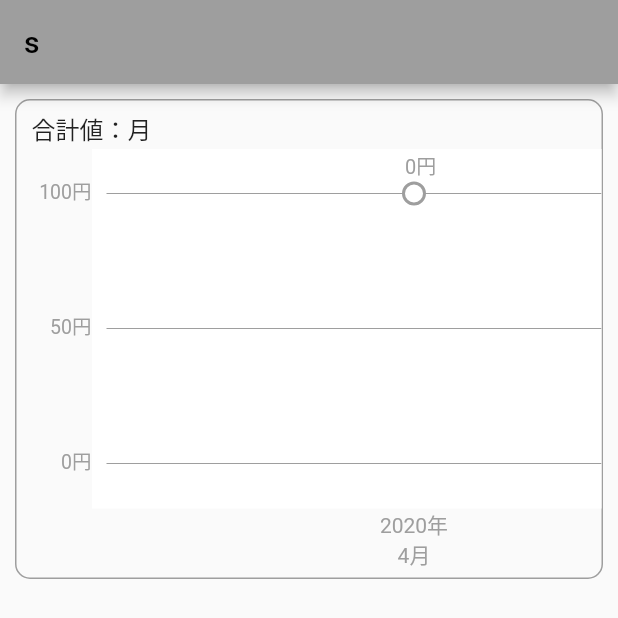
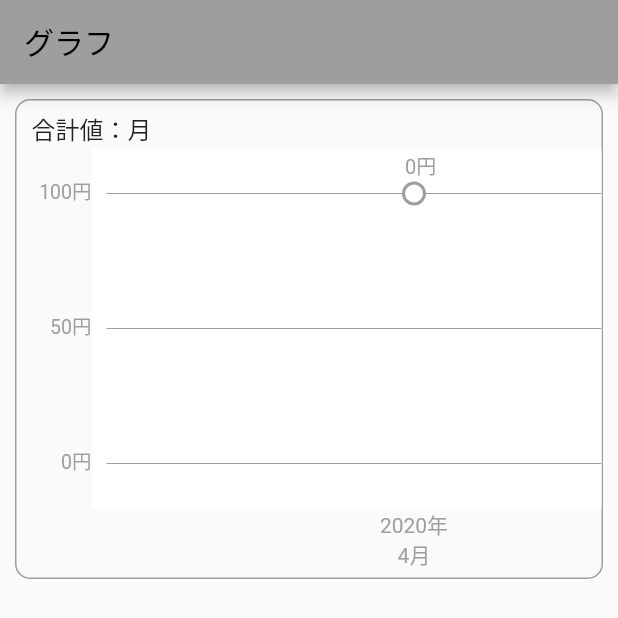
Before and after one commit to kura-kento/BalanceManagement, a Flutter app: the screen it shows after launch, item 2 of the bottom bar chosen, on a phone screen of 412 x 824 dp, the top half of it. Run offline on Flutter 3.47's test engine with Material 2 defaults, Android fonts, the phone set to English and light mode, and no system bars; drawn by our look-alikes of auto_size_text; our stand-ins replace shared_preferences, sqflite; accounts and stored records are empty.

Commit message:
Xcode ios登録＋修正

```diff
--- a/lib/screens/graph_page.dart
+++ b/lib/screens/graph_page.dart
@@ -29,7 +29,7 @@ class _GraphPageState extends State<GraphPage> {
   Widget build(BuildContext context) {
     return Scaffold(
       appBar: AppBar(
-        title: Text((calendarList.length != 0) ?  calendarList[0].title : "s", style: TextStyle(color: Colors.black),),
+        title: Text((calendarList.length != 0) ?  calendarList[0].title : "グラフ", style: TextStyle(color: Colors.black),),
       ),
       body: Container(
           margin: EdgeInsets.symmetric(horizontal: 10.0),
--- a/lib/utils/database_help.dart
+++ b/lib/utils/database_help.dart
@@ -35,7 +35,7 @@ class DatabaseHelper {
   static Future<Database> initializeDatabase() async {
     // データベースを保存するためのAndroidとiOSの両方のディレクトリパスを取得する
     Directory directory = await getApplicationDocumentsDirectory();
-    String path = directory.path + 'calendar.db';
+    String path = directory.path + '/calendar.db';
 
     // Open/指定されたパスにデータベースを作成する
     var calendarsDatabase = await openDatabase(path, version: 1, onCreate: _createDb);
--- a/lib/utils/datebase_help_category.dart
+++ b/lib/utils/datebase_help_category.dart
@@ -32,7 +32,7 @@ class DatabaseHelperCategory {
   static Future<Database> initializeDatabase() async {
     // データベースを保存するためのAndroidとiOSの両方のディレクトリパスを取得する
     Directory directory = await getApplicationDocumentsDirectory();
-    String path = directory.path + 'category.db';
+    String path = directory.path + '/category.db';
 
     // Open/指定されたパスにデータベースを作成する
     var categoriesDatabase = await openDatabase(path, version: 1, onCreate: _createDb);
--- a/pubspec.yaml
+++ b/pubspec.yaml
@@ -32,6 +32,7 @@ dependencies:
 #  slide_button: ^0.2.8
   path_provider: 0.4.1
   charts_flutter: ^0.9.0
+  path_provider_macos: ^0.0.1
 
 
 
```
Also changed, not shown: lib/screens/calendar_page.dart (+4 -13 lines), lib/screens/category_form.dart (+4 -3 lines), lib/screens/create_form.dart (+3 -4 lines), lib/screens/edit_form.dart (+17 -18 lines), lib/screens/stting_page.dart (+0 -17 lines), pubspec.lock, 3 other files.
